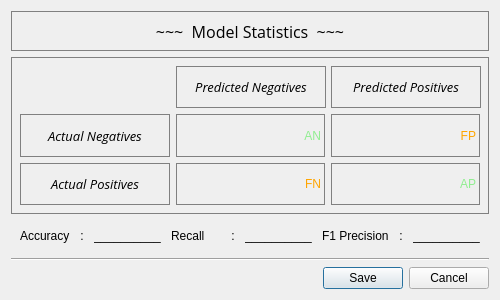
The window that ui/xml/stats.ui (janoschortmann/abstract-screening) describes before a commit, drawn with Qt 5.
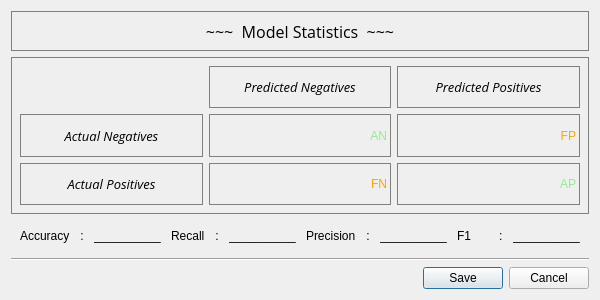
The same window after the commit.

What changed in the file:
```diff
--- a/ui/xml/stats.ui
+++ b/ui/xml/stats.ui
@@ -6,7 +6,7 @@
    <rect>
     <x>0</x>
     <y>0</y>
-    <width>500</width>
+    <width>600</width>
     <height>300</height>
    </rect>
   </property>
@@ -18,13 +18,13 @@
   </property>
   <property name="minimumSize">
    <size>
-    <width>500</width>
+    <width>600</width>
     <height>300</height>
    </size>
   </property>
   <property name="maximumSize">
    <size>
-    <width>500</width>
+    <width>600</width>
     <height>300</height>
    </size>
   </property>
@@ -354,7 +354,7 @@
          <string notr="true"/>
         </property>
         <property name="text">
-         <string>F1 Precision</string>
+         <string>Precision</string>
         </property>
        </widget>
       </item>
@@ -387,6 +387,33 @@
         </property>
        </widget>
       </item>
+      <item>
+       <widget class="QLabel" name="f1_lab">
+        <property name="text">
+         <string>F1</string>
+        </property>
+       </widget>
+      </item>
+      <item>
+       <widget class="QLabel" name="col_4">
+        <property name="sizePolicy">
+         <sizepolicy hsizetype="Fixed" vsizetype="Preferred">
+          <horstretch>0</horstretch>
+          <verstretch>0</verstretch>
+         </sizepolicy>
+        </property>
+        <property name="text">
+         <string>:</string>
+        </property>
+       </widget>
+      </item>
+      <item>
+       <widget class="QLabel" name="f1_show">
+        <property name="text">
+         <string>__________</string>
+        </property>
+       </widget>
+      </item>
      </layout>
     </widget>
    </item>
```
